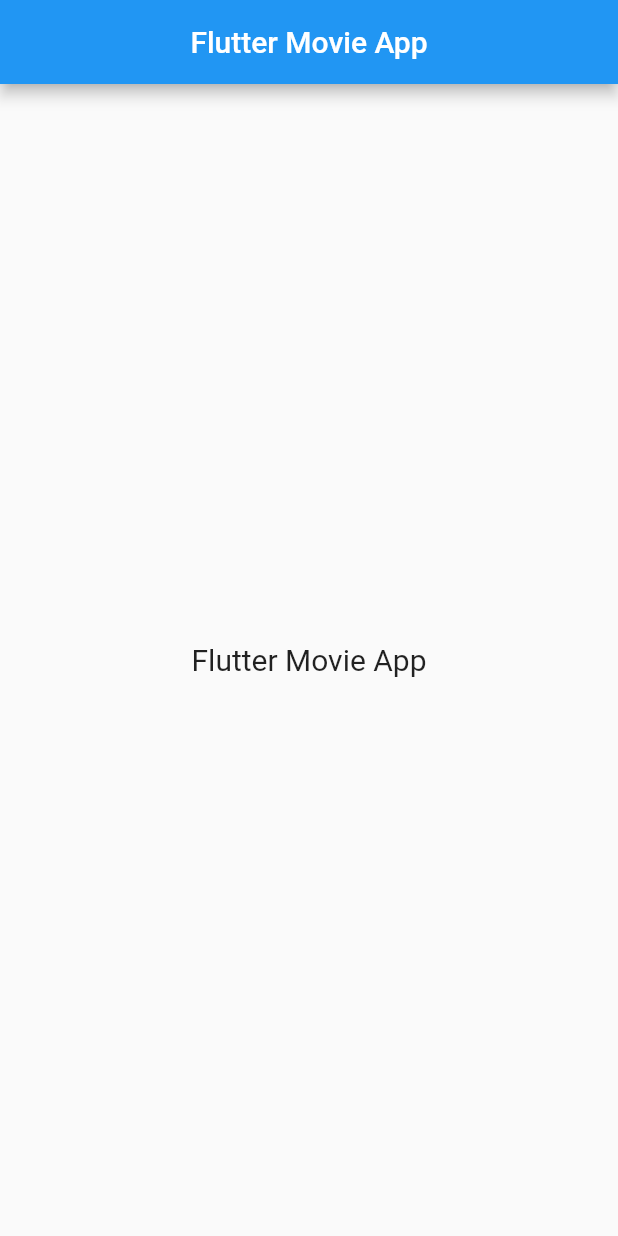
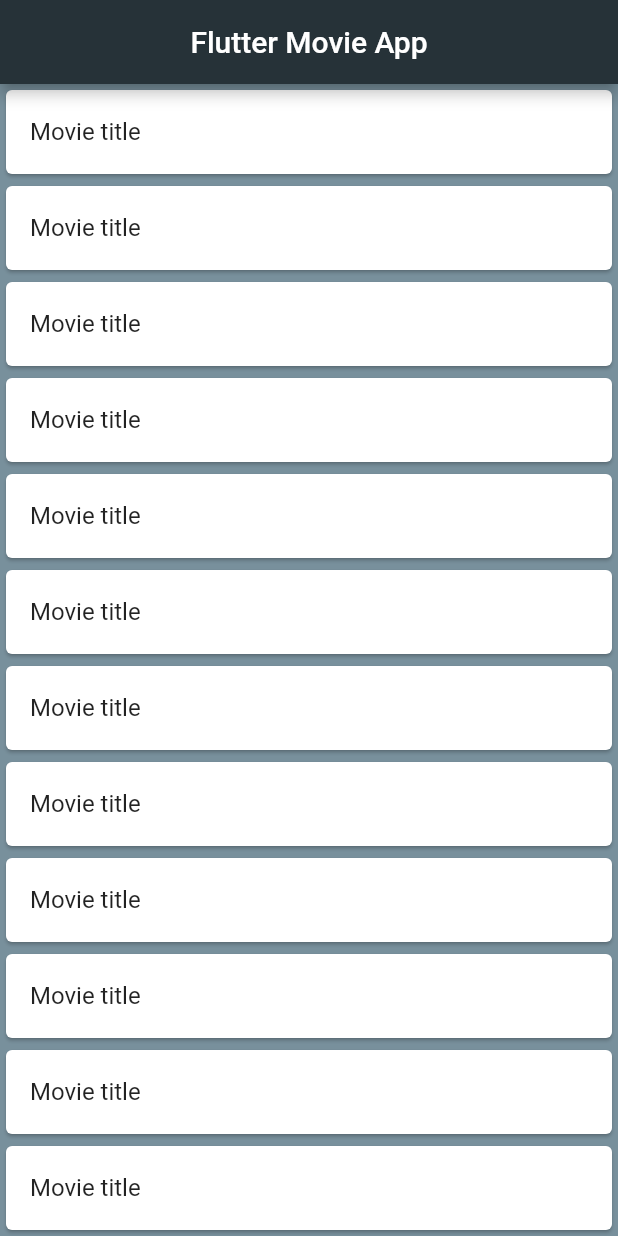
Before and after one commit to maxgdev/flutter_movie_app, a Flutter app: the screen it shows after launch, on a phone screen of 412 x 824 dp. Run offline on Flutter 3.47's test engine with Material 2 defaults, Android fonts, the phone set to English and light mode, and no system bars.

Commit message:
Replaced body content with ListView.builder and LIstTile widgets

```diff
--- a/lib/main.dart
+++ b/lib/main.dart
@@ -5,7 +5,6 @@ void main() {
 }
 
 class MyApp extends StatelessWidget {
-
   @override
   Widget build(BuildContext context) {
     return MaterialApp(
@@ -27,20 +26,22 @@ class MyHomePage extends StatefulWidget {
 }
 
 class _MyHomePageState extends State<MyHomePage> {
-
-
   @override
   Widget build(BuildContext context) {
-
     return Scaffold(
-      appBar: AppBar(
-        centerTitle: true,
-        title: Text(widget.title),
-      ),
-      body: Center(
-        child: Text("Flutter Movie App", style: TextStyle(fontSize: 20),),
-      ),
-
-    );
+        appBar: AppBar(
+            centerTitle: true,
+            title: Text(widget.title),
+            backgroundColor: Colors.blueGrey.shade900),
+        // background color for body/rest of app
+        backgroundColor: Colors.blueGrey.shade400,
+        body: ListView.builder(itemBuilder: (BuildContext context, int index) {
+          return Card(
+            color: Colors.white,
+            child: ListTile(
+              title: Text("Movie title"),
+            ),
+          );
+        }));
   }
 }
```
